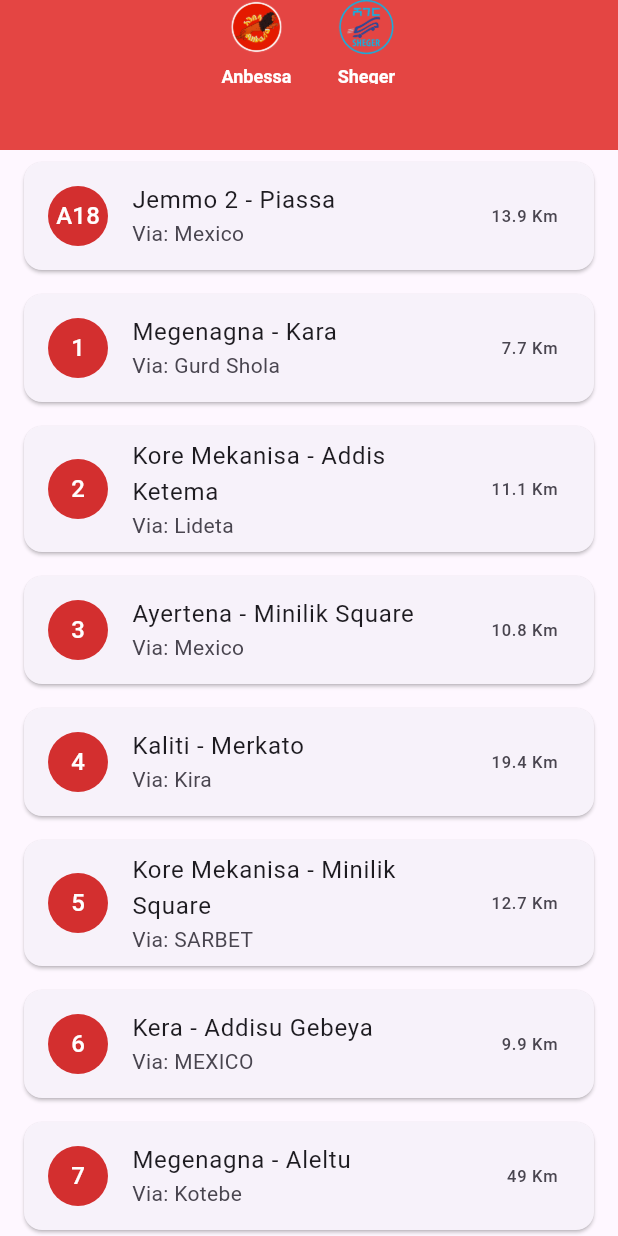
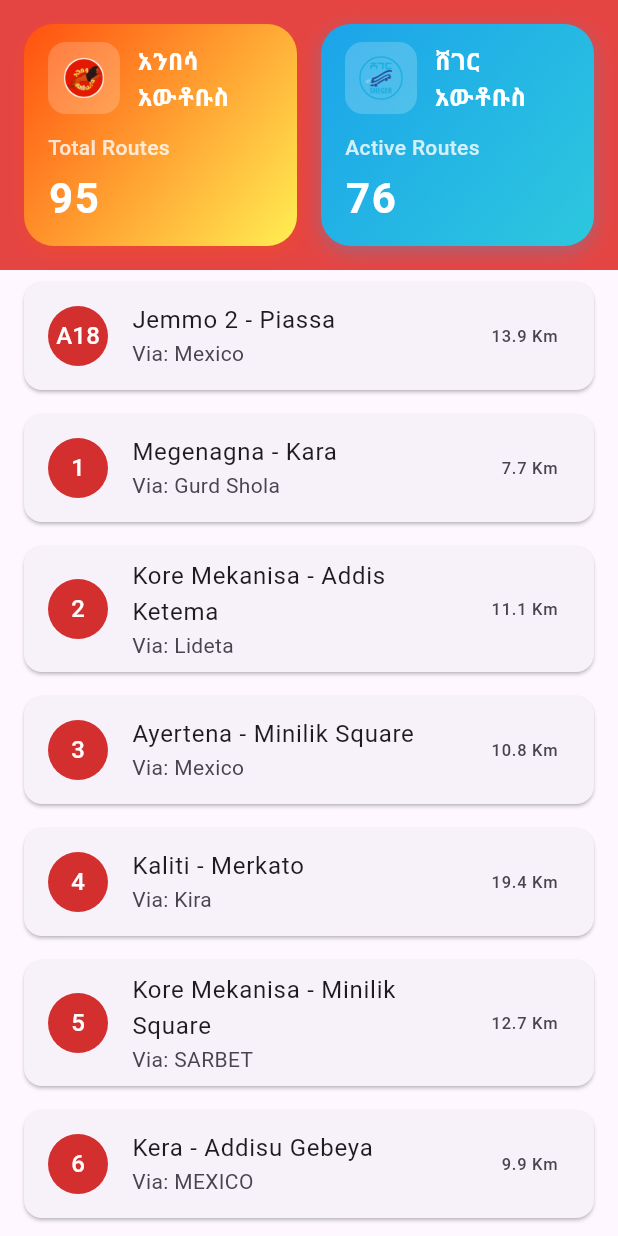
Before and after one commit to abenooo/anbesa_bus_app, a Flutter app: the screen it shows after launch, on a phone screen of 412 x 824 dp. Run offline on Flutter 3.47's test engine with Material 3 defaults, Android fonts, the phone set to English and light mode, and no system bars; our stand-ins replace flutter_map, latlong2.

Commit message:
Update the header

```diff
--- a/lib/screens/home_screen.dart
+++ b/lib/screens/home_screen.dart
@@ -23,7 +23,6 @@ class _HomeScreenState extends State<HomeScreen>
     super.initState();
     _loadBusRoutes();
 
-    // Initialize animation controller for animated header
     _controller = AnimationController(
       duration: const Duration(seconds: 3),
       vsync: this,
@@ -56,62 +55,138 @@ class _HomeScreenState extends State<HomeScreen>
     super.dispose();
   }
 
+  Widget _buildInfoCard({
+    required String title,
+    required String value,
+    required Color color,
+    required String imagePath,
+    required String logoText,
+    Gradient? gradient,
+  }) {
+    return Container(
+      padding: const EdgeInsets.symmetric(horizontal: 16, vertical: 12),
+      decoration: BoxDecoration(
+        gradient: gradient,
+        color: gradient == null ? color : null,
+        borderRadius: BorderRadius.circular(20),
+        boxShadow: [
+          BoxShadow(
+            color: (gradient != null ? gradient.colors.first : color)
+                .withOpacity(0.3),
+            blurRadius: 10,
+            offset: const Offset(0, 4),
+          ),
+        ],
+      ),
+      child: Column(
+        crossAxisAlignment: CrossAxisAlignment.start,
+        children: [
+          Row(
+            children: [
+              Container(
+                padding: const EdgeInsets.all(8),
+                decoration: BoxDecoration(
+                  color: Colors.white.withOpacity(0.2),
+                  borderRadius: BorderRadius.circular(12),
+                ),
+                child: Image.asset(
+                  imagePath,
+                  height: 32,
+                  width: 32,
+                  fit: BoxFit.contain,
+                ),
+              ),
+              const SizedBox(width: 12),
+              Expanded(
+                child: Text(
+                  logoText,
+                  style: TextStyle(
+                    color: Colors.white,
+                    fontSize: 16,
+                    fontWeight: FontWeight.bold,
+                  ),
+                ),
+              ),
+            ],
+          ),
+          const SizedBox(height: 12),
+          Text(
+            title,
+            style: TextStyle(
+              color: Colors.white.withOpacity(0.8),
+              fontSize: 14,
+              fontWeight: FontWeight.w500,
+            ),
+          ),
+          const SizedBox(height: 4),
+          Text(
+            value,
+            style: TextStyle(
+              color: Colors.white,
+              fontSize: 28,
+              fontWeight: FontWeight.bold,
+              letterSpacing: 1.2,
+            ),
+          ),
+        ],
+      ),
+    );
+  }
+
   @override
   Widget build(BuildContext context) {
     return Scaffold(
       appBar: PreferredSize(
-    preferredSize: const Size.fromHeight(100), // Increased height for better spacing
+        preferredSize: const Size.fromHeight(180),
         child: AnimatedBuilder(
           animation: _colorAnimation,
           builder: (context, child) {
             return AppBar(
-          title: Column(
-            mainAxisAlignment: MainAxisAlignment.center,
+              backgroundColor: _colorAnimation.value,
+              elevation: 0,
+              flexibleSpace: SafeArea(
+                child: Padding(
+                  padding: const EdgeInsets.fromLTRB(16, 16, 16, 8),
+                  child: Column(
+                    crossAxisAlignment: CrossAxisAlignment.start,
                     children: [
                       Row(
-                mainAxisAlignment: MainAxisAlignment.center,
                         children: [
-                  Column(
-                    children: [
-                      Image.asset(
-                        'assets/anbessa_bus_logo.png',
-                        height: 40,
-                      ),
-                      const SizedBox(height: 5), // Spacing between image and label
-                      const Text(
-                        'Anbessa',
-                        style: TextStyle(
-                          color: Colors.white,
-                          fontSize: 12,
-                          fontWeight: FontWeight.bold,
+                          Expanded(
+                            child: _buildInfoCard(
+                              title: 'Total Routes',
+                              value: '${busRoutes.length}',
+                              color: Colors.redAccent,
+                              imagePath: 'assets/anbessa_bus_logo.png',
+                              logoText: 'አንበሳ አውቶቡስ',
+                              gradient: const LinearGradient(
+                                colors: [Color(0xFFFF500F), Color(0xFFFFEF53)],
+                                begin: Alignment.topLeft,
+                                end: Alignment.bottomRight,
                               ),
                             ),
-                    ],
                           ),
-                  const SizedBox(width: 30), // Spacing between images
-                  Column(
-                    children: [
-                      Image.asset(
-                        'assets/shger_bus.png',
-                        height: 40,
+                          const SizedBox(width: 16),
+                          Expanded(
+                            child: _buildInfoCard(
+                              title: 'Active Routes',
+                              value: '${(busRoutes.length * 0.8).round()}',
+                              color: Colors.transparent,
+                              imagePath: 'assets/shger_bus.png',
+                              logoText: 'ሸገር አውቶቡስ',
+                              gradient: const LinearGradient(
+                                colors: [Color(0xFF1BA4EA), Color(0xFF2DC7DE)],
+                                begin: Alignment.topLeft,
+                                end: Alignment.bottomRight,
                               ),
-                      const SizedBox(height: 5), // Spacing between image and label
-                      const Text(
-                        'Sheger',
-                        style: TextStyle(
-                          color: Colors.white,
-                          fontSize: 12,
-                          fontWeight: FontWeight.bold,
                             ),
                           ),
                         ],
                       ),
                     ],
                   ),
-            ],
                 ),
-          backgroundColor: _colorAnimation.value,
-          centerTitle: true,
+              ),
             );
           },
         ),
@@ -126,7 +201,9 @@ class _HomeScreenState extends State<HomeScreen>
                     final route = busRoutes[index];
                     return Card(
                       margin: const EdgeInsets.symmetric(
-                          horizontal: 16, vertical: 8),
+                        horizontal: 16,
+                        vertical: 8,
+                      ),
                       child: ListTile(
                         leading: CircleAvatar(
                           backgroundColor: Colors.red[700],
@@ -136,7 +213,8 @@ class _HomeScreenState extends State<HomeScreen>
                           ),
                         ),
                         title: Text(
-                            '${route.routeStart} - ${route.routeDestination}'),
+                          '${route.routeStart} - ${route.routeDestination}',
+                        ),
                         subtitle: Text('Via: ${route.routePassBy}'),
                         trailing: Text(route.routeKilometers),
                         onTap: () {
```
Lines whose indentation alone changed are shown as unchanged.
